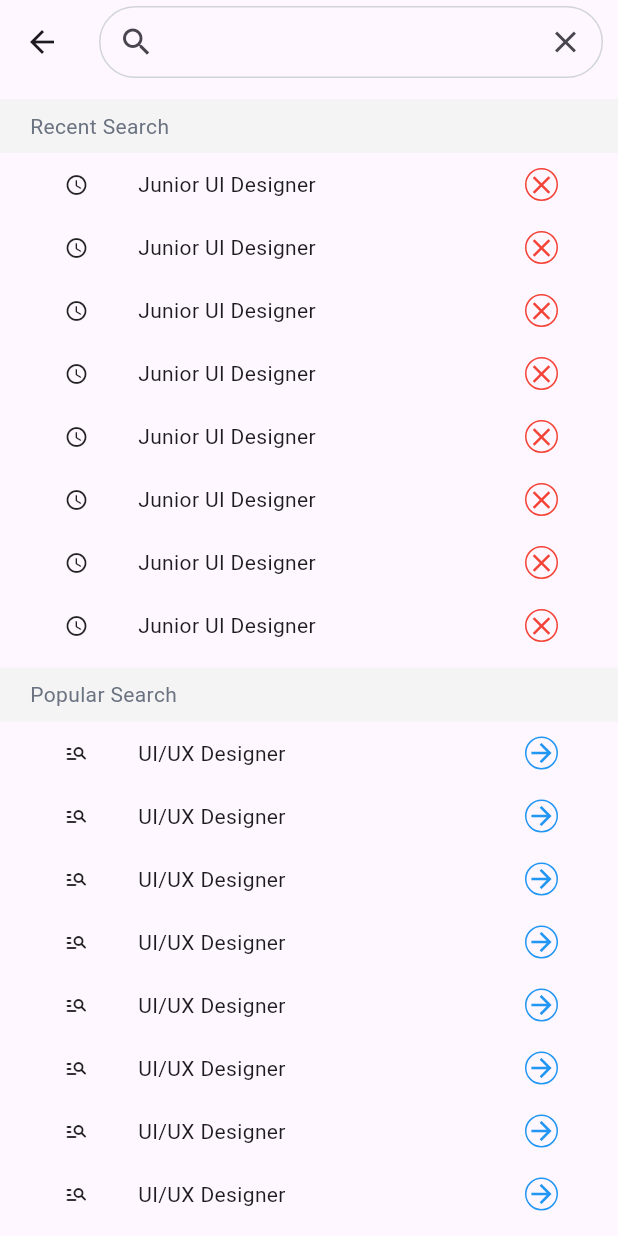
After one commit to khaledfathi/AmitFlutterFinal, a Flutter app: the HomeSearchScreen screen opened by its route, on a phone screen of 412 x 824 dp. The commit adds this screen. Run offline on Flutter 3.47's test engine with Material 3 defaults, Android fonts, the phone set to English and light mode, and no system bars; our stand-ins replace dio, flutter_svg, internet_connection_checker_plus, shared_preferences; accounts and stored records are empty.

Commit message:
recent search ui ok

```diff
--- /dev/null
+++ b/lib/core/custom_widgets/text_field/custom_search_bar.dart
@@ -0,0 +1,37 @@
+import 'package:flutter/material.dart';
+
+class CustomSearchBar extends StatelessWidget {
+  final EdgeInsets? margin;
+  final void Function()? onTapSearch ;
+  final bool? enable;
+  final Widget? suffixIcon;
+  const CustomSearchBar({super.key,
+    this.margin,
+    this.onTapSearch,
+    this.enable,
+    this.suffixIcon
+  });
+
+  @override
+  Widget build(BuildContext context) {
+    return Container(
+      margin: margin?? const EdgeInsets.all(20),
+      height: 48,
+      decoration: BoxDecoration(
+        border: Border.all(color: const Color.fromRGBO(209, 213, 219, 1)),
+        borderRadius: BorderRadius.circular(100),
+      ) ,
+      child: InkWell(
+        focusColor: Colors.transparent,
+        onTap: onTapSearch,
+        child: TextField(
+          decoration: InputDecoration(
+            enabled: enable ?? true,
+            border: InputBorder.none,
+            prefixIcon:  const Icon(Icons.search),
+            suffixIcon: suffixIcon,
+          ),
+        ),
+      ),
+    );}
+}
--- a/lib/core/routes/routes_handler.dart
+++ b/lib/core/routes/routes_handler.dart
@@ -5,6 +5,7 @@ import 'package:amit_flutter_final/src/views/forget_password/forget_password_suc
 import 'package:amit_flutter_final/src/views/login/login_screen.dart';
 import 'package:amit_flutter_final/src/views/main/applied/applied_screen%20copy.dart';
 import 'package:amit_flutter_final/src/views/main/home/home_screen.dart';
+import 'package:amit_flutter_final/src/views/main/home/home_search/home_search_screen.dart';
 import 'package:amit_flutter_final/src/views/main/main_screen.dart';
 import 'package:amit_flutter_final/src/views/main/messages/messages_screen.dart';
 import 'package:amit_flutter_final/src/views/main/profile/profile_screen.dart';
@@ -30,7 +31,9 @@ class RouteHandler {
       case OnBoardingPageThreeScreen.route :  return MaterialPageRoute(builder: (context)=>const OnBoardingPageThreeScreen() , settings: setting);
       /***** -END- Onboarding *****/
 
+      /***** Login Screen *****/
       case LoginScreen.route :  return MaterialPageRoute(builder: (context)=>const LoginScreen() , settings: setting);
+      /***** -END- Login Screen *****/
 
       /***** Forget Passowrd*****/
       case ForgetPasswordScreen.route :  return MaterialPageRoute(builder: (context)=>const ForgetPasswordScreen() , settings: setting);
@@ -53,6 +56,9 @@ class RouteHandler {
 
       /***** Main Sub Screen *****/
       case HomeScreen.route :  return MaterialPageRoute(builder: (context)=>const HomeScreen() , settings: setting);
+      //home search
+      case HomeSearchScreen.route :  return MaterialPageRoute(builder: (context)=>const HomeSearchScreen() , settings: setting);
+
       case MessagesScreen.route :  return MaterialPageRoute(builder: (context)=>const MessagesScreen() , settings: setting);
       case AppliedScreen.route :  return MaterialPageRoute(builder: (context)=>const AppliedScreen() , settings: setting);
       case SavedScreen.route :  return MaterialPageRoute(builder: (context)=>const SavedScreen() , settings: setting);
--- a/lib/src/views/main/home/components/home_search_bar.dart
+++ /dev/null
@@ -1,26 +0,0 @@
-import 'package:flutter/material.dart';
-
-class HomeSearchBar extends StatelessWidget {
-  const HomeSearchBar({super.key});
-
-  @override
-  Widget build(BuildContext context) {
-    return Container(
-      margin: const EdgeInsets.all(20),
-      height: 48,
-      decoration: BoxDecoration(
-        border: Border.all(color: const Color.fromRGBO(209, 213, 219, 1)),
-        borderRadius: BorderRadius.circular(100),
-      ) ,
-      child: TextField(
-        decoration: InputDecoration(
-          border: InputBorder.none,
-          prefixIcon: InkWell(
-            child: const Icon(Icons.search),
-            onTap: ()=> print('Search icon button is clicked'),
-          )
-        ),
-      ),
-    );
-  }
-}
--- a/lib/src/views/main/home/home_screen.dart
+++ b/lib/src/views/main/home/home_screen.dart
@@ -1,9 +1,10 @@
 import 'package:amit_flutter_final/core/constants/general.dart';
+import 'package:amit_flutter_final/core/custom_widgets/text_field/custom_search_bar.dart';
 import 'package:amit_flutter_final/core/custom_widgets/text_line_view_all/custom_text_line_view_all.dart';
 import 'package:amit_flutter_final/src/views/main/home/components/home_header.dart';
 import 'package:amit_flutter_final/src/views/main/home/components/home_recent_job_box.dart';
-import 'package:amit_flutter_final/src/views/main/home/components/home_search_bar.dart';
 import 'package:amit_flutter_final/src/views/main/home/components/home_suggest_job_box.dart';
+import 'package:amit_flutter_final/src/views/main/home/home_search/home_search_screen.dart';
 import 'package:flutter/material.dart';
 
 class HomeScreen extends StatelessWidget {
@@ -21,13 +22,15 @@ class HomeScreen extends StatelessWidget {
               /***** Header *****/
               HomeHeader(
                 userName: 'Rafif Dain',
-                onTapNotification: () =>
-                    print('notification button is clicked '),
+                onTapNotification: () => print('notification button is clicked '),
               ),
               /***** -END- Header *****/
 
               /***** Search bar *****/
-              const HomeSearchBar(),
+              CustomSearchBar(
+                enable: false,
+                onTapSearch: ()=>Navigator.pushNamed(context, HomeSearchScreen.route ),
+              ),
               /***** -END- Search bar *****/
 
               /***** Suggested Jobs line *****/
--- /dev/null
+++ b/lib/src/views/main/home/home_search/components/home_search_header_block.dart
@@ -0,0 +1,22 @@
+import 'package:flutter/material.dart';
+
+class HomeSearchHeaderBlock extends StatelessWidget {
+  final String title;
+  const HomeSearchHeaderBlock({super.key,
+    required this.title,
+  });
+
+  @override
+  Widget build(BuildContext context) {
+    return Container(
+      padding: const EdgeInsets.only(left: 20),
+      alignment: Alignment.centerLeft,
+      height: 36,
+      width: MediaQuery.of(context).size.width,
+      color: const Color.fromRGBO(244, 244, 245, 1),
+      child:  Text(title,
+        style: const TextStyle( fontSize: 14, color: Color.fromRGBO(107, 114, 128, 1)),
+      ),
+    );
+  }
+}
--- /dev/null
+++ b/lib/src/views/main/home/home_search/components/home_search_preresult_line.dart
@@ -0,0 +1,69 @@
+import 'package:flutter/material.dart';
+
+class HomeSearchPreresultLine extends StatelessWidget {
+  //prefixIcon , title , suffixIcon , suffixIcon color , onTapSuffixIcon
+  final IconData prefixIcon;
+  final String title;
+  final IconData suffixIcon ;
+  final Color? suffixIconColor;
+  final void Function()? onTapSuffixIcon;
+  const HomeSearchPreresultLine({super.key,
+    required this.prefixIcon,
+    required this.title,
+    required this.suffixIcon,
+    this.suffixIconColor,
+    this.onTapSuffixIcon,
+  });
+
+  @override
+  Widget build(BuildContext context) {
+
+    return Container(
+      margin: const EdgeInsets.symmetric(vertical: 10),
+      height: 22,
+      child: Row(
+        children: [
+          //left
+          Expanded(
+            flex: 1,
+            child: Icon(
+              prefixIcon,
+              size: 16,
+            ),
+          ),
+          //middle
+          Expanded(
+            flex: 4,
+            child: Container(
+              alignment: Alignment.centerLeft,
+              padding: const EdgeInsets.only(left: 10),
+              child: FittedBox(
+                  fit: BoxFit.scaleDown,
+                  child: Text(title,
+                    style: const TextStyle(fontSize: 14),
+                  )),
+            ),
+          ),
+          //right
+          Expanded(
+              flex: 1,
+              child: Center(
+                child: Container(
+                    width: 22,
+                    height: 22,
+                    decoration: BoxDecoration(
+                      border: Border.all(color: suffixIconColor?? Colors.red),
+                      borderRadius: BorderRadius.circular(100) ,
+                    ),
+                    child: InkWell(
+                      onTap: onTapSuffixIcon,
+                      child: CircleAvatar(
+                          backgroundColor: Colors.transparent,
+                          child: Icon(suffixIcon, size: 20, color:suffixIconColor?? Colors.red,)),
+                    )),
+              ))
+        ],
+      ),
+    );
+  }
+}
--- /dev/null
+++ b/lib/src/views/main/home/home_search/home_search_screen.dart
@@ -0,0 +1,104 @@
+
+import 'package:amit_flutter_final/core/custom_widgets/text_field/custom_search_bar.dart';
+import 'package:amit_flutter_final/src/views/main/home/home_search/components/home_search_header_block.dart';
+import 'package:amit_flutter_final/src/views/main/home/home_search/components/home_search_preresult_line.dart';
+import 'package:flutter/material.dart';
+
+class HomeSearchScreen extends StatefulWidget {
+  static const String route = 'home-search';
+  const HomeSearchScreen({super.key});
+
+  @override
+  State<HomeSearchScreen> createState() => _HomeSearchScreenState();
+}
+
+class _HomeSearchScreenState extends State<HomeSearchScreen> {
+  @override
+  Widget build(BuildContext context) {
+    return Scaffold(
+      appBar: AppBar(
+        elevation: 0,
+        scrolledUnderElevation: 0,
+        titleSpacing: 0,
+        title: CustomSearchBar(
+          margin: const EdgeInsets.symmetric(horizontal: 10) ,
+          suffixIcon: IconButton(onPressed: (){}, icon: const Icon(Icons.close),),
+          onTapSearch: (){},
+        )
+      ),
+      body: Padding(
+        padding: const EdgeInsets.only(top : 10),
+        child: Column(
+            children: [
+              /***** Recent Searchs*****/
+              Expanded(
+                child: Column(
+                  children: [
+                   const HomeSearchHeaderBlock(title: 'Recent Search'),
+                   Expanded(
+                      child: Padding(
+                        padding: const EdgeInsets.only(bottom: 15 , left: 20 , right: 20),
+                        child: ListView(
+                          children: _fackeRecentSearchList(10)
+                        ),
+                      ),
+                   )
+                  ],
+                ),
+              ),
+              /***** -END- Recent Searchs*****/
+
+              /***** Popular searches*****/
+              Expanded(
+                child: Column(
+                  children: [
+                    const HomeSearchHeaderBlock(title: 'Popular Search'),
+                    Expanded(
+                      child: Padding(
+                        padding: const EdgeInsets.only(bottom: 15 , left: 20 , right: 20),
+                        child: ListView(
+                          children: _fackePopularSearch(10),
+                        ),
+                      ),
+                   )
+                  ],
+                ),
+              ),
+              /***** -END- Popular searches*****/
+            ],
+          ),
+      ),
+    );
+  }
+
+  List<Widget> _fackeRecentSearchList (int count ){
+    List<Widget> recentSearchList = [];
+    for (var i = 0; i < count; i++) {
+      recentSearchList.add(
+        HomeSearchPreresultLine(
+          prefixIcon: Icons.access_time_rounded,
+          title: 'Junior UI Designer',
+          suffixIcon: Icons.close ,
+          onTapSuffixIcon: () => print('remove single item is clicked'),
+        )
+      );
+    }
+    return recentSearchList;
+  }
+
+  List<Widget> _fackePopularSearch (int count ){
+    List<Widget> recentSearchList = [];
+    for (var i = 0; i < count; i++) {
+      recentSearchList.add(
+        HomeSearchPreresultLine(
+          prefixIcon: Icons.manage_search_rounded,
+          title: 'UI/UX Designer',
+          suffixIcon: Icons.arrow_forward_sharp ,
+          suffixIconColor: Colors.blue,
+          onTapSuffixIcon: () => print('go to popular item button is clicked'),
+        )
+      );
+    }
+    return recentSearchList;
+  }
+}
```
